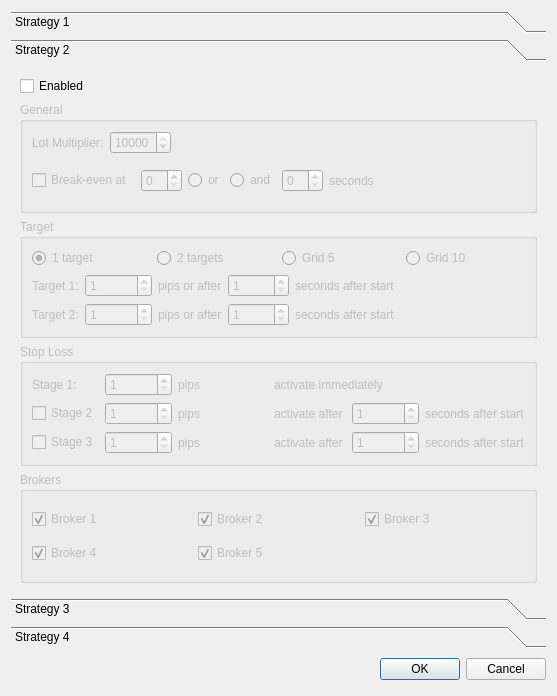
This is sources/FrontEnd/WilliamCarryFrontEnd/StrategySetupDialog.ui in alimogh/trdk as Qt 5 draws it before an edit. The edited form follows.
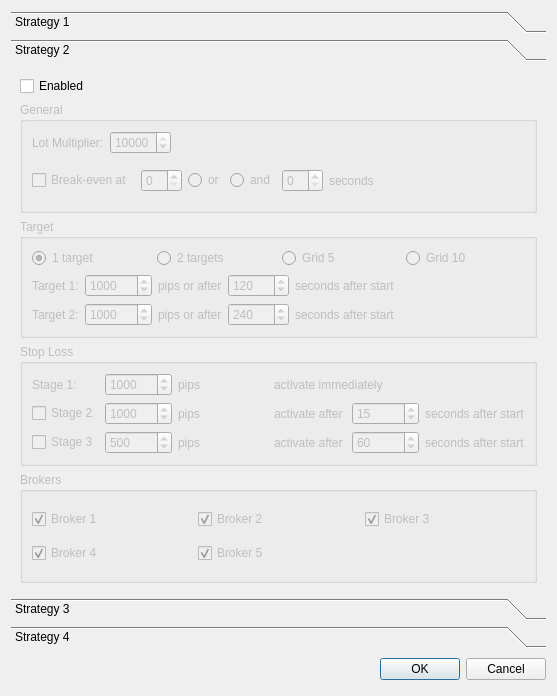
This is the edited form. The open tabs and pages were chosen to show the change.

Commit message: [WilliamCarry] Disabling and enabling broker for strategy.

```diff
--- a/sources/FrontEnd/WilliamCarryFrontEnd/StrategySetupDialog.ui
+++ b/sources/FrontEnd/WilliamCarryFrontEnd/StrategySetupDialog.ui
@@ -871,6 +871,9 @@
               <property name="maximum">
                <number>100000</number>
               </property>
+              <property name="value">
+               <number>1000</number>
+              </property>
              </widget>
             </item>
             <item>
@@ -888,6 +891,12 @@
               <property name="maximum">
                <number>10000</number>
               </property>
+              <property name="value">
+               <number>120</number>
+              </property>
+              <property name="displayIntegerBase">
+               <number>10</number>
+              </property>
              </widget>
             </item>
             <item>
@@ -935,6 +944,9 @@
               <property name="maximum">
                <number>100000</number>
               </property>
+              <property name="value">
+               <number>1000</number>
+              </property>
              </widget>
             </item>
             <item>
@@ -958,6 +970,12 @@
               <property name="maximum">
                <number>10000</number>
               </property>
+              <property name="singleStep">
+               <number>1</number>
+              </property>
+              <property name="value">
+               <number>240</number>
+              </property>
              </widget>
             </item>
             <item>
@@ -1012,6 +1030,9 @@
             <property name="maximum">
              <number>100000</number>
             </property>
+            <property name="value">
+             <number>1000</number>
+            </property>
            </widget>
           </item>
           <item row="0" column="2">
@@ -1059,6 +1080,9 @@
             <property name="maximum">
              <number>100000</number>
             </property>
+            <property name="value">
+             <number>1000</number>
+            </property>
            </widget>
           </item>
           <item row="1" column="2">
@@ -1113,6 +1137,9 @@
               <property name="maximum">
                <number>100000</number>
               </property>
+              <property name="value">
+               <number>15</number>
+              </property>
              </widget>
             </item>
             <item>
@@ -1145,6 +1172,9 @@
             <property name="maximum">
              <number>100000</number>
             </property>
+            <property name="value">
+             <number>500</number>
+            </property>
            </widget>
           </item>
           <item row="2" column="2">
@@ -1199,6 +1229,9 @@
               <property name="maximum">
                <number>100000</number>
               </property>
+              <property name="value">
+               <number>60</number>
+              </property>
              </widget>
             </item>
             <item>
```
Left out of the diff: 79 changed lines with no effect on the pictures. The commit also changes 4 other files.
